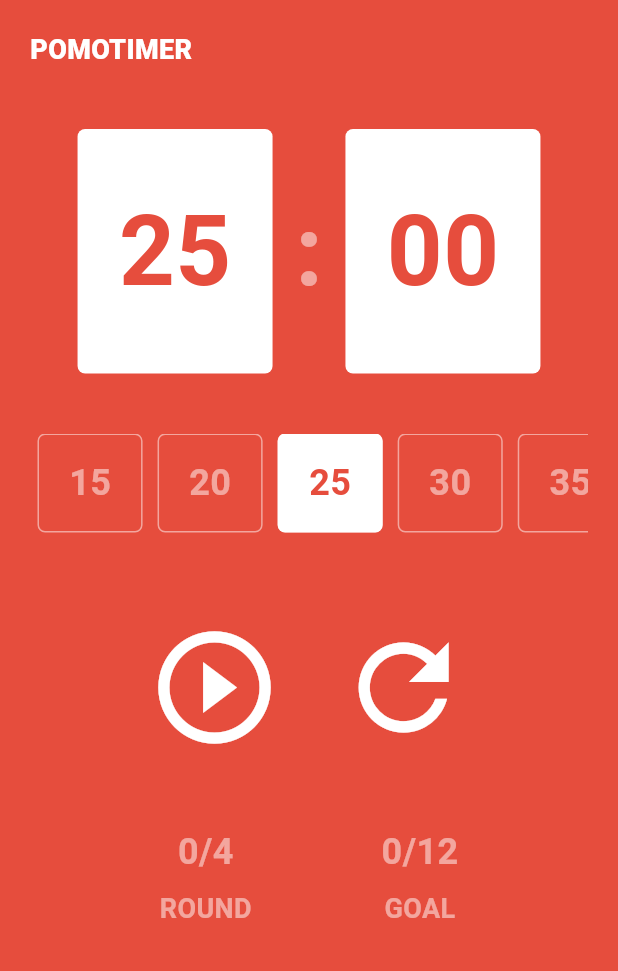
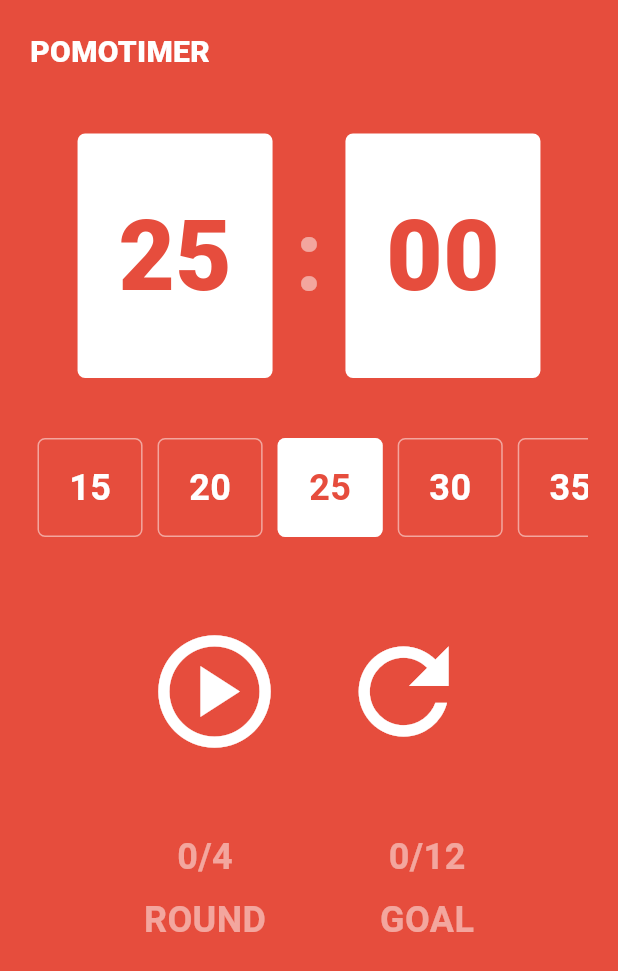
Before and after one commit to DevJJKIM/nomadcoder_challenges, a Flutter app: the PomodoroTimer screen opened directly, on a phone screen of 412 x 824 dp. Shown: the top 971 px of the screen. Run offline on Flutter 3.47's test engine with Material 3 defaults, Android fonts, the phone set to English and light mode, and no system bars.

Commit message:
최종완료

```diff
--- a/lib/main copy.dart
+++ /dev/null
@@ -1,324 +0,0 @@
-import 'package:flutter/material.dart';
-import 'dart:async';
-
-void main() {
-  runApp(const MyApp());
-}
-
-class MyApp extends StatelessWidget {
-  const MyApp({super.key});
-
-  @override
-  Widget build(BuildContext context) {
-    return MaterialApp(
-      theme: ThemeData(scaffoldBackgroundColor: Color(0xFFE64D3D)),
-      home: const PomodoroTimer(),
-    );
-  }
-}
-
-class PomodoroTimer extends StatefulWidget {
-  const PomodoroTimer({super.key});
-
-  @override
-  State<PomodoroTimer> createState() => _PomodoroTimerState();
-}
-
-class _PomodoroTimerState extends State<PomodoroTimer> {
-  int selectedTime = 25;
-  int currentTime = 25 * 60; // 초 단위로 변환
-  int currentCycle = 0;
-  int currentRound = 0;
-  bool isRunning = false;
-  bool isBreak = false;
-  Timer? timer;
-
-  void startTimer() {
-    if (isRunning) {
-      pauseTimer();
-    } else {
-      setState(() {
-        isRunning = true;
-      });
-      timer = Timer.periodic(Duration(seconds: 1), (timer) {
-        setState(() {
-          if (currentTime > 0) {
-            currentTime--;
-          } else {
-            if (isBreak) {
-              // 휴식 시간 종료
-              isBreak = false;
-              currentTime = selectedTime * 60;
-              currentCycle++;
-              if (currentCycle >= 4) {
-                currentRound++;
-                currentCycle = 0;
-                isBreak = true;
-                currentTime = 5 * 60; // 5분 휴식
-              }
-            } else {
-              // 작업 시간 종료
-              isBreak = true;
-              currentTime = 5 * 60; // 5분 휴식
-            }
-          }
-        });
-      });
-    }
-  }
-
-  void pauseTimer() {
-    setState(() {
-      isRunning = false;
-    });
-    timer?.cancel();
-  }
-
-  void resetTimer() {
-    setState(() {
-      isRunning = false;
-      isBreak = false;
-      currentTime = selectedTime * 60;
-      currentCycle = 0;
-      currentRound = 0;
-    });
-    timer?.cancel();
-  }
-
-  String formatTime(int seconds) {
-    int minutes = seconds ~/ 60;
-    int remainingSeconds = seconds % 60;
-    return '${minutes.toString().padLeft(2, '0')}:${remainingSeconds.toString().padLeft(2, '0')}';
-  }
-
-  Widget _buildTimeButton(int time) {
-    final isSelected = selectedTime == time;
-    return Padding(
-      padding: const EdgeInsets.symmetric(horizontal: 5),
-      child: GestureDetector(
-        onTap: () {
-          setState(() {
-            selectedTime = time;
-            if (!isRunning) {
-              currentTime = time * 60;
-            }
-          });
-        },
-        child: Container(
-          decoration: BoxDecoration(
-            color:
-                isSelected
-                    ? Colors.white
-                    : Theme.of(context).scaffoldBackgroundColor,
-            border: Border.all(color: Colors.white.withOpacity(0.5), width: 1),
-            borderRadius: BorderRadius.circular(5),
-          ),
-          padding: EdgeInsets.symmetric(vertical: 15, horizontal: 20),
-          child: Text(
-            time.toString(),
-            style: TextStyle(
-              color:
-                  isSelected
-                      ? Color(0xFFE64D3D)
-                      : Colors.white.withOpacity(0.5),
-              fontSize: 24,
-              fontWeight: FontWeight.w600,
-            ),
-          ),
-        ),
-      ),
-    );
-  }
-
-  @override
-  void dispose() {
-    timer?.cancel();
-    super.dispose();
-  }
-
-  @override
-  Widget build(BuildContext context) {
-    final minutes = currentTime ~/ 60;
-    final seconds = currentTime % 60;
-
-    return Scaffold(
-      body: SafeArea(
-        child: SingleChildScrollView(
-          child: Padding(
-            padding: const EdgeInsets.symmetric(horizontal: 20, vertical: 20),
-            child: Column(
-              children: [
-                Row(
-                  children: [
-                    Text(
-                      'POMOTIMER',
-                      style: TextStyle(
-                        fontSize: 18,
-                        color: Colors.white,
-                        fontWeight: FontWeight.w800,
-                      ),
-                    ),
-                  ],
-                ),
-                SizedBox(height: 40),
-                Row(
-                  mainAxisAlignment: MainAxisAlignment.center,
-                  children: [
-                    Container(
-                      width: 130,
-                      decoration: BoxDecoration(
-                        color: Colors.white,
-                        borderRadius: BorderRadius.circular(5),
-                      ),
-                      padding: EdgeInsets.symmetric(
-                        vertical: 35,
-                        horizontal: 15,
-                      ),
-                      child: Center(
-                        child: Text(
-                          minutes.toString().padLeft(2, '0'),
-                          style: TextStyle(
-                            color: Color(0xFFE64D3D),
-                            fontSize: 65,
-                            fontWeight: FontWeight.w600,
-                          ),
-                        ),
-                      ),
-                    ),
-                    SizedBox(width: 15),
-                    Text(
-                      ':',
-                      style: TextStyle(
-                        color: Colors.white.withOpacity(0.5),
-                        fontSize: 65,
-                        fontWeight: FontWeight.w600,
-                      ),
-                    ),
-                    SizedBox(width: 15),
-                    Container(
-                      width: 130,
-                      decoration: BoxDecoration(
-                        color: Colors.white,
-                        borderRadius: BorderRadius.circular(5),
-                      ),
-                      padding: EdgeInsets.symmetric(
-                        vertical: 35,
-                        horizontal: 15,
-                      ),
-                      child: Center(
-                        child: Text(
-                          seconds.toString().padLeft(2, '0'),
-                          style: TextStyle(
-                            color: Color(0xFFE64D3D),
-                            fontSize: 65,
-                            fontWeight: FontWeight.w600,
-                          ),
-                        ),
-                      ),
-                    ),
-                  ],
-                ),
-                SizedBox(height: 40),
-                SingleChildScrollView(
-                  scrollDirection: Axis.horizontal,
-                  child: Row(
-                    mainAxisAlignment: MainAxisAlignment.spaceBetween,
-                    children: [
-                      _buildTimeButton(15),
-                      _buildTimeButton(20),
-                      _buildTimeButton(25),
-                      _buildTimeButton(30),
-                      _buildTimeButton(35),
-                    ],
-                  ),
-                ),
-                SizedBox(height: 50),
-                Row(
-                  mainAxisAlignment: MainAxisAlignment.center,
-                  children: [
-                    IconButton(
-                      iconSize: 90,
-                      color: Colors.white,
-                      onPressed: startTimer,
-                      icon: Icon(
-                        isRunning
-                            ? Icons.pause_circle_outlined
-                            : Icons.play_circle_outline,
-                      ),
-                    ),
-                    SizedBox(width: 20),
-                    IconButton(
-                      iconSize: 90,
-                      color: Colors.white,
-                      onPressed: resetTimer,
-                      icon: Icon(Icons.refresh),
-                    ),
-                  ],
-                ),
-                SizedBox(height: 40),
-                Row(
-                  mainAxisAlignment: MainAxisAlignment.spaceEvenly,
-                  children: [
-                    Column(
-                      children: [
-                        Text(
-                          '$currentCycle/4',
-                          style: TextStyle(
-                            fontSize: 24,
-                            color: Colors.white.withOpacity(0.5),
-                            fontWeight: FontWeight.w600,
-                          ),
-                        ),
-                        SizedBox(height: 8),
-                        Text(
-                          'ROUND',
-                          style: TextStyle(
-                            fontSize: 18,
-                            color: Colors.white.withOpacity(0.5),
-                            fontWeight: FontWeight.w600,
-                          ),
-                        ),
-                      ],
-                    ),
-                    Column(
-                      children: [
-                        Text(
-                          '$currentRound/12',
-                          style: TextStyle(
-                            fontSize: 24,
-                            color: Colors.white.withOpacity(0.5),
-                            fontWeight: FontWeight.w600,
-                          ),
-                        ),
-                        SizedBox(height: 8),
-                        Text(
-                          'GOAL',
-                          style: TextStyle(
-                            fontSize: 18,
-                            color: Colors.white.withOpacity(0.5),
-                            fontWeight: FontWeight.w600,
-                          ),
-                        ),
-                      ],
-                    ),
-                  ],
-                ),
-                if (isBreak) ...[
-                  SizedBox(height: 20),
-                  Text(
-                    '휴식 시간',
-                    style: TextStyle(
-                      fontSize: 24,
-                      color: Colors.white,
-                      fontWeight: FontWeight.w600,
-                    ),
-                  ),
-                ],
-              ],
-            ),
-          ),
-        ),
-      ),
-    );
-  }
-}
```
Also changed, not shown: lib/main.dart (+108 -131 lines).
